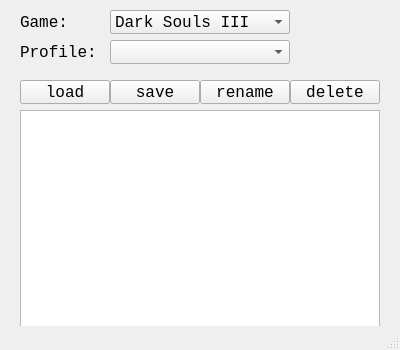
First picture: the form in VS2017/DSSaveFile/save_file.ui, repository pw1316/DS3SaveFileOrganizer, before the edit.
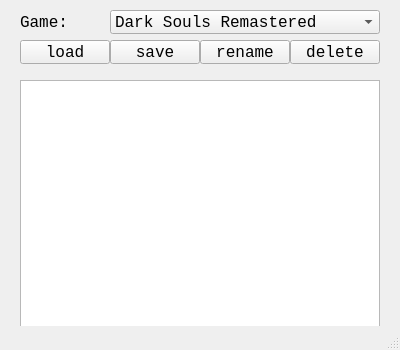
Second picture: the form after the edit.

Commit message: remove profile feature why needed???

Diff of the .ui file:
```diff
--- a/VS2017/DSSaveFile/save_file.ui
+++ b/VS2017/DSSaveFile/save_file.ui
@@ -20,34 +20,11 @@
    <string>DSSaveFile</string>
   </property>
   <widget class="QWidget" name="centralWidget">
-   <widget class="QComboBox" name="profile_combo_box">
-    <property name="geometry">
-     <rect>
-      <x>110</x>
-      <y>40</y>
-      <width>180</width>
-      <height>24</height>
-     </rect>
-    </property>
-   </widget>
-   <widget class="QLabel" name="profile_label">
-    <property name="geometry">
-     <rect>
-      <x>20</x>
-      <y>40</y>
-      <width>90</width>
-      <height>24</height>
-     </rect>
-    </property>
-    <property name="text">
-     <string>Profile:</string>
-    </property>
-   </widget>
    <widget class="QPushButton" name="loadButton">
     <property name="geometry">
      <rect>
       <x>20</x>
-      <y>80</y>
+      <y>40</y>
       <width>90</width>
       <height>24</height>
      </rect>
@@ -60,7 +37,7 @@
     <property name="geometry">
      <rect>
       <x>110</x>
-      <y>80</y>
+      <y>40</y>
       <width>90</width>
       <height>24</height>
      </rect>
@@ -73,7 +50,7 @@
     <property name="geometry">
      <rect>
       <x>200</x>
-      <y>80</y>
+      <y>40</y>
       <width>90</width>
       <height>24</height>
      </rect>
@@ -86,7 +63,7 @@
     <property name="geometry">
      <rect>
       <x>290</x>
-      <y>80</y>
+      <y>40</y>
       <width>90</width>
       <height>24</height>
      </rect>
@@ -99,9 +76,9 @@
     <property name="geometry">
      <rect>
       <x>20</x>
-      <y>110</y>
+      <y>80</y>
       <width>360</width>
-      <height>220</height>
+      <height>250</height>
      </rect>
     </property>
     <property name="font">
@@ -116,7 +93,7 @@
      <rect>
       <x>20</x>
       <y>10</y>
-      <width>90</width>
+      <width>80</width>
       <height>24</height>
      </rect>
     </property>
@@ -129,10 +106,15 @@
      <rect>
       <x>110</x>
       <y>10</y>
-      <width>180</width>
+      <width>270</width>
       <height>24</height>
      </rect>
     </property>
+    <item>
+     <property name="text">
+      <string>Dark Souls Remastered</string>
+     </property>
+    </item>
     <item>
      <property name="text">
       <string>Dark Souls III</string>
```
The commit also changes 2 other files.
